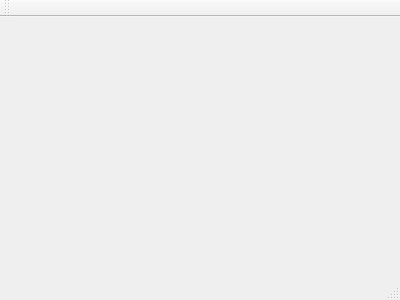
Qt form mainwindow.ui (xavieryao/YaoCalendar) before a commit.
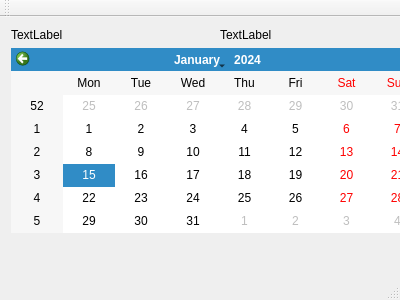
The same form after that commit.

Diff of the .ui file:
```diff
--- a/mainwindow.ui
+++ b/mainwindow.ui
@@ -13,7 +13,41 @@
   <property name="windowTitle">
    <string>YaoCalendar</string>
   </property>
-  <widget class="QWidget" name="centralWidget"/>
+  <widget class="QWidget" name="centralWidget">
+   <widget class="QWidget" name="verticalLayoutWidget">
+    <property name="geometry">
+     <rect>
+      <x>0</x>
+      <y>0</y>
+      <width>434</width>
+      <height>227</height>
+     </rect>
+    </property>
+    <layout class="QVBoxLayout" name="verticalLayout">
+     <item>
+      <layout class="QHBoxLayout" name="horizontalLayout">
+       <item>
+        <widget class="QLabel" name="label">
+         <property name="text">
+          <string>TextLabel</string>
+         </property>
+        </widget>
+       </item>
+       <item>
+        <widget class="QLabel" name="label_2">
+         <property name="text">
+          <string>TextLabel</string>
+         </property>
+        </widget>
+       </item>
+      </layout>
+     </item>
+     <item>
+      <widget class="QCalendarWidget" name="calendarWidget"/>
+     </item>
+    </layout>
+   </widget>
+  </widget>
   <widget class="QMenuBar" name="menuBar">
    <property name="geometry">
     <rect>
```
